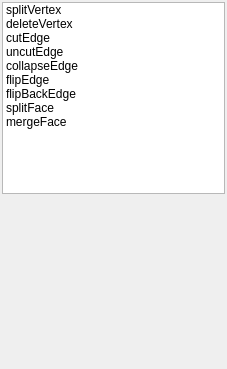
This is Apps/Tuto/tuto_oper2.ui in cgogn/CGoGN as Qt 5 draws it before an edit. The edited form follows.
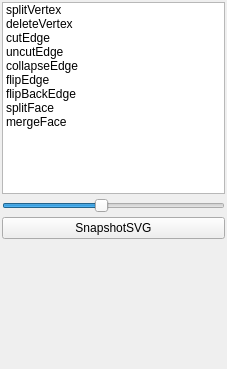
This is the edited form.

```diff
--- a/Apps/Tuto/tuto_oper2.ui
+++ b/Apps/Tuto/tuto_oper2.ui
@@ -96,6 +96,29 @@
         </item>
        </widget>
       </item>
+      <item>
+       <widget class="QSlider" name="widthSlider">
+        <property name="minimum">
+         <number>1</number>
+        </property>
+        <property name="maximum">
+         <number>10</number>
+        </property>
+        <property name="value">
+         <number>5</number>
+        </property>
+        <property name="orientation">
+         <enum>Qt::Horizontal</enum>
+        </property>
+       </widget>
+      </item>
+      <item>
+       <widget class="QPushButton" name="svg">
+        <property name="text">
+         <string>SnapshotSVG</string>
+        </property>
+       </widget>
+      </item>
       <item>
        <spacer name="verticalSpacer">
         <property name="orientation">
```
